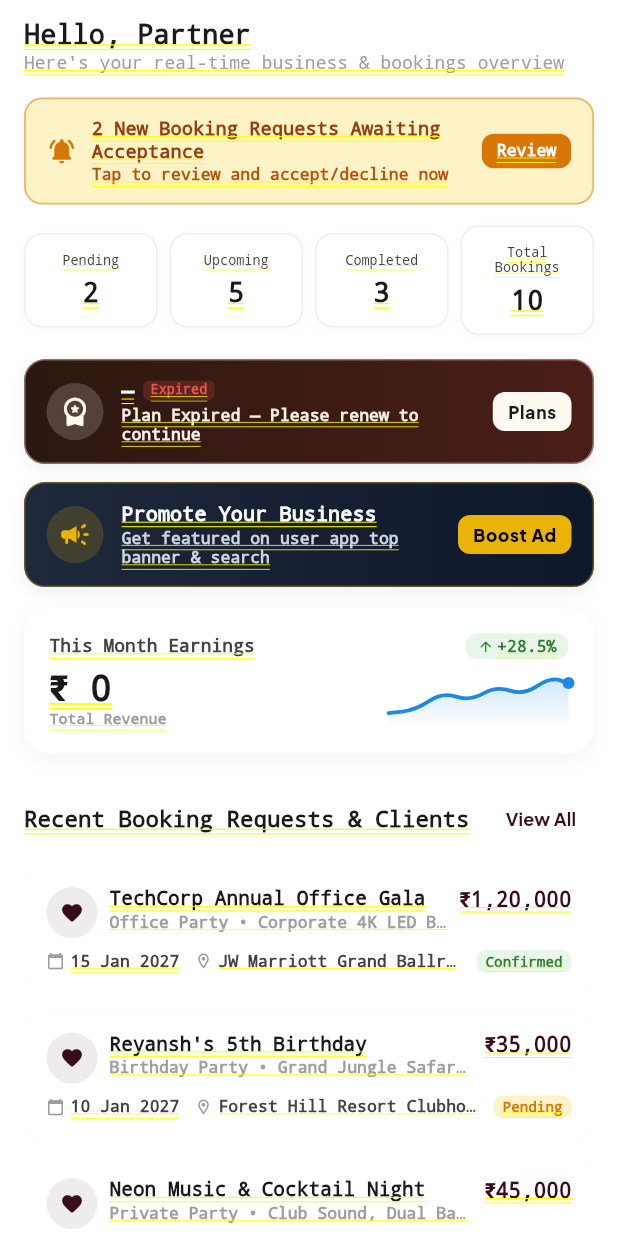
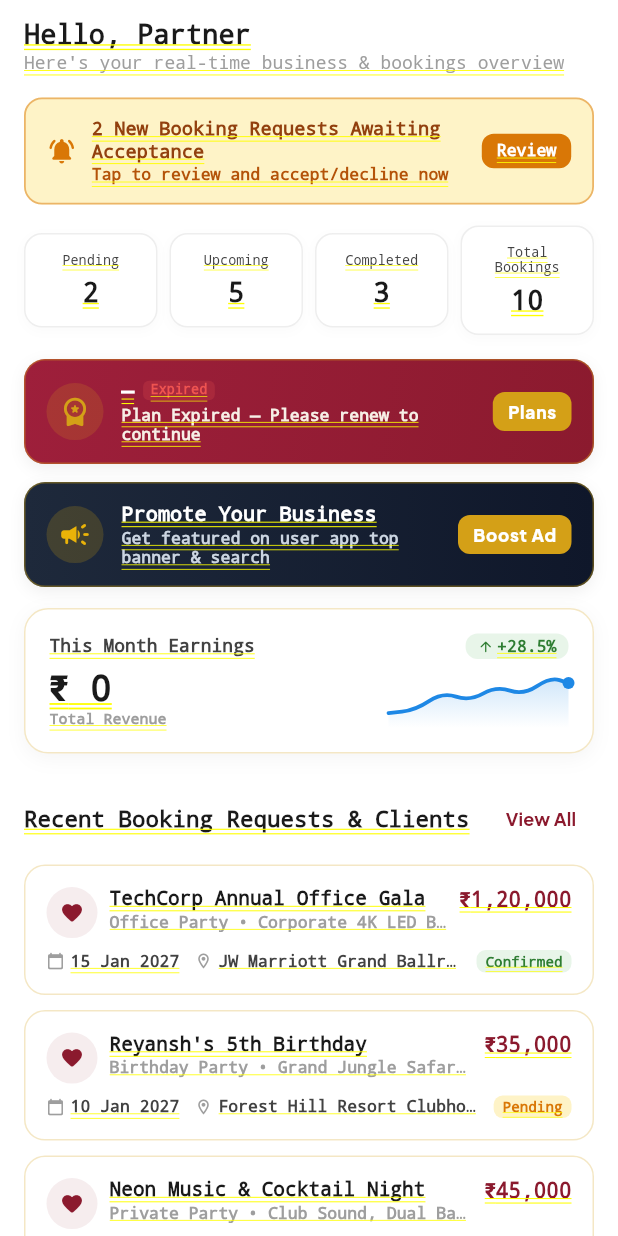
Before and after one commit to rajputjeet/riwaaz, a Flutter app: the VendorDashboardTab screen opened directly, on a phone screen of 412 x 824 dp. Run offline on Flutter 3.47's test engine with Material 3 defaults, Android fonts, the light colour scheme and no system bars; our stand-ins replace cached_network_image, chewie, dio, flutter_widget_from_html_core, get, google_fonts and 3 more; accounts and stored records are empty; network calls fail.

```diff
--- a/lib/core/constants/app_colors.dart
+++ b/lib/core/constants/app_colors.dart
@@ -1,20 +1,20 @@
 import 'package:flutter/material.dart';
 
 class AppColors {
-  // Primary Brand Colors
-  static const Color primary = Color(0xFF380C1D);         // Deep Royal Maroon / Wine (Main Brand)
-  static const Color primaryLight = Color(0xFF5E1B33);    // Lighter Wine
-  static const Color primaryDark = Color(0xFF220510);     // Dark Wine / Burgundy Black
+  // Primary Brand Colors (Deep Royal Maroon / Crimson)
+  static const Color primary = Color(0xFF8B1A2E);         // Deep Royal Maroon / Crimson (Main Brand)
+  static const Color primaryLight = Color(0xFF9E1F3B);    // Vibrant Royal Crimson
+  static const Color primaryDark = Color(0xFF4A0210);     // Deep Royal Crimson Dark
 
-  // Secondary Brand Color (Replaces Yellow/Gold)
-  static const Color secondary = Color(0xFFFFF9F2);       // Soft Warm Ivory (Secondary Brand)
-  static const Color secondaryLight = Color(0xFFFFFFFF);  // Pure White
-  static const Color secondaryDark = Color(0xFFEFE5D8);   // Warm Ivory/Muted Beige
+  // Secondary Brand Color (Rich Royal Wedding Gold)
+  static const Color secondary = Color(0xFFD4A017);       // Royal Indian Wedding Gold
+  static const Color secondaryLight = Color(0xFFF3D088);  // Champagne Gold Highlight
+  static const Color secondaryDark = Color(0xFFB8860B);   // Deep Antique Gold
 
-  // Gold aliases replaced with secondary color (no yellow/gold)
-  static const Color gold = Color(0xFFFFF9F2);            // Secondary Ivory
-  static const Color goldLight = Color(0xFFFFFFFF);       // Ivory Highlight
-  static const Color goldDark = Color(0xFF380C1D);        // Primary Wine for high contrast text/icons
+  // Gold Accents
+  static const Color gold = Color(0xFFD4A017);            // Rich Gold
+  static const Color goldLight = Color(0xFFF3D088);       // Light Gold Highlight
+  static const Color goldDark = Color(0xFFB8860B);        // Deep Antique Gold
 
   // Neutral
   static const Color white = Color(0xFFFFFFFF);
@@ -34,7 +34,7 @@
   static const Color error = Color(0xFFC62828);
 
   // Background
-  static const Color background = Color(0xFFFFF9F2);
+  static const Color background = Color(0xFFFFF8F0);      // Warm Cream / Soft Ivory
   static const Color cardBg = Color(0xFFFFFFFF);
   static const Color surfaceBg = Color(0xFFFAF0E6);
 
@@ -42,24 +42,24 @@
   static const LinearGradient primaryGradient = LinearGradient(
     begin: Alignment.topLeft,
     end: Alignment.bottomRight,
-    colors: [Color(0xFF5E1B33), Color(0xFF380C1D)],
+    colors: [Color(0xFF9E1F3B), Color(0xFF8B1A2E)],
   );
 
   static const LinearGradient secondaryGradient = LinearGradient(
     begin: Alignment.topLeft,
     end: Alignment.bottomRight,
-    colors: [Color(0xFFFFFFFF), Color(0xFFFFF9F2)],
+    colors: [Color(0xFFF3D088), Color(0xFFD4A017), Color(0xFFB8860B)],
   );
 
   static const LinearGradient goldGradient = LinearGradient(
     begin: Alignment.topLeft,
     end: Alignment.bottomRight,
-    colors: [Color(0xFFFFFFFF), Color(0xFFFFF9F2)],
+    colors: [Color(0xFFF3D088), Color(0xFFD4A017), Color(0xFFB8860B)],
   );
 
   static const LinearGradient splashGradient = LinearGradient(
     begin: Alignment.topCenter,
     end: Alignment.bottomCenter,
-    colors: [Color(0xFF5E1B33), Color(0xFF380C1D), Color(0xFF220510)],
+    colors: [Color(0xFF7D001E), Color(0xFF98012A), Color(0xFF4A0210)],
   );
 }
--- a/lib/core/theme/app_theme.dart
+++ b/lib/core/theme/app_theme.dart
@@ -10,7 +10,9 @@
       colorScheme: ColorScheme.fromSeed(
         seedColor: AppColors.primary,
         primary: AppColors.primary,
+        onPrimary: AppColors.white,
         secondary: AppColors.gold,
+        onSecondary: AppColors.white,
         surface: AppColors.background,
         error: AppColors.error,
       ),
--- a/lib/features/dashboard/dashboard_screen.dart
+++ b/lib/features/dashboard/dashboard_screen.dart
@@ -66,7 +66,7 @@
         daysLeft: days,
         hoursLeft: hours,
         minLeft: mins,
-        gradientColors: const [Color(0xFF5E1B33), Color(0xFF380C1D)],
+        gradientColors: const [Color(0xFF9E1F3B), Color(0xFF8B1A2E)],
         icon: Icons.celebration_rounded,
       );
     }).toList();
--- a/lib/features/explore/explore_screen.dart
+++ b/lib/features/explore/explore_screen.dart
@@ -152,7 +152,7 @@
         ),
         boxShadow: [
           BoxShadow(
-            color: const Color(0xFF380C1D).withValues(alpha: 0.06),
+            color: AppColors.primary.withValues(alpha: 0.06),
             blurRadius: 20,
             offset: const Offset(0, 8),
           ),
--- a/lib/features/shell/main_shell.dart
+++ b/lib/features/shell/main_shell.dart
@@ -2975,17 +2975,17 @@
                 child: OutlinedButton.icon(
                   onPressed: () => _openChangePasswordScreen(context),
                   icon: const Icon(Icons.lock_reset_rounded,
-                      color: AppColors.secondary, size: 18),
+                      color: AppColors.primary, size: 18),
                   label: const Text(
                     'Change Password',
                     style: TextStyle(
-                      color: AppColors.secondary,
+                      color: AppColors.primary,
                       fontWeight: FontWeight.w700,
                       fontSize: 14,
                     ),
                   ),
                   style: OutlinedButton.styleFrom(
-                    side: const BorderSide(color: AppColors.secondary, width: 1.2),
+                    side: const BorderSide(color: AppColors.primary, width: 1.2),
                     shape: RoundedRectangleBorder(
                       borderRadius: BorderRadius.circular(12),
                     ),
--- a/lib/features/splash/splash_screen.dart
+++ b/lib/features/splash/splash_screen.dart
@@ -411,14 +411,14 @@
             Text(
               'Get Started',
               style: TextStyle(
-                color: AppColors.primary,
+                color: AppColors.white,
                 fontSize: 17,
                 fontWeight: FontWeight.w700,
                 letterSpacing: 0.5,
               ),
             ),
             SizedBox(width: 8),
-            Icon(Icons.arrow_forward_rounded, color: AppColors.primary, size: 20),
+            Icon(Icons.arrow_forward_rounded, color: AppColors.white, size: 20),
           ],
         ),
       ),
--- a/lib/features/vendor_detail/vendor_detail_screen.dart
+++ b/lib/features/vendor_detail/vendor_detail_screen.dart
@@ -281,9 +281,9 @@
                     begin: Alignment.topCenter,
                     end: Alignment.bottomCenter,
                     colors: [
-                      Color(0xFF6B0F1E),
-                      Color(0xFF8B1A2E),
-                      Color(0xFF5C0F1E),
+                      AppColors.primaryLight,
+                      AppColors.primary,
+                      AppColors.primaryDark,
                     ],
                   ),
                 ),
--- a/lib/features/vendor_panel/vendor_ads_screen.dart
+++ b/lib/features/vendor_panel/vendor_ads_screen.dart
@@ -530,11 +530,7 @@
         width: double.infinity,
         padding: const EdgeInsets.all(18),
         decoration: BoxDecoration(
-          gradient: const LinearGradient(
-            colors: [Color(0xFF2C1810), Color(0xFF6B1D2F)],
-            begin: Alignment.topLeft,
-            end: Alignment.bottomRight,
-          ),
+          gradient: AppColors.primaryGradient,
           borderRadius: BorderRadius.circular(18),
           boxShadow: [
             BoxShadow(
--- a/lib/features/vendor_panel/vendor_dashboard_tab.dart
+++ b/lib/features/vendor_panel/vendor_dashboard_tab.dart
@@ -430,11 +430,7 @@
       width: double.infinity,
       padding: const EdgeInsets.symmetric(horizontal: 14, vertical: 12),
       decoration: BoxDecoration(
-        gradient: const LinearGradient(
-          colors: [Color(0xFF2C1810), Color(0xFF4A1E18)],
-          begin: Alignment.centerLeft,
-          end: Alignment.centerRight,
-        ),
+        gradient: AppColors.primaryGradient,
         borderRadius: BorderRadius.circular(14),
         border: Border.all(color: AppColors.gold.withValues(alpha: 0.4)),
         boxShadow: [
@@ -517,7 +513,7 @@
             ),
             style: ElevatedButton.styleFrom(
               backgroundColor: AppColors.gold,
-              foregroundColor: AppColors.black,
+              foregroundColor: AppColors.white,
               padding:
                   const EdgeInsets.symmetric(horizontal: 10, vertical: 6),
               minimumSize: Size.zero,
@@ -529,7 +525,11 @@
             ),
             child: const Text(
               'Plans',
-              style: TextStyle(fontSize: 11.5, fontWeight: FontWeight.w800),
+              style: TextStyle(
+                fontSize: 11.5,
+                fontWeight: FontWeight.w800,
+                color: AppColors.white,
+              ),
             ),
           ),
         ],
@@ -600,8 +600,8 @@
               FadeScaleRoute(page: const VendorAdsScreen()),
             ),
             style: ElevatedButton.styleFrom(
-              backgroundColor: const Color(0xFFEAB308),
-              foregroundColor: Colors.black,
+              backgroundColor: AppColors.gold,
+              foregroundColor: AppColors.white,
               padding: const EdgeInsets.symmetric(horizontal: 10, vertical: 6),
               minimumSize: Size.zero,
               tapTargetSize: MaterialTapTargetSize.shrinkWrap,
@@ -612,7 +612,11 @@
             ),
             child: const Text(
               'Boost Ad',
-              style: TextStyle(fontSize: 11.5, fontWeight: FontWeight.w800),
+              style: TextStyle(
+                fontSize: 11.5,
+                fontWeight: FontWeight.w800,
+                color: AppColors.white,
+              ),
             ),
           ),
         ],
--- a/lib/features/vendor_panel/vendor_profile_screen.dart
+++ b/lib/features/vendor_panel/vendor_profile_screen.dart
@@ -617,17 +617,17 @@
                               child: OutlinedButton.icon(
                                 onPressed: () => _openChangePasswordScreen(context),
                                 icon: const Icon(Icons.lock_reset_rounded,
-                                    color: AppColors.secondary, size: 18),
+                                    color: AppColors.primary, size: 18),
                                 label: const Text(
                                   'Change Password',
                                   style: TextStyle(
-                                    color: AppColors.secondary,
+                                    color: AppColors.primary,
                                     fontWeight: FontWeight.w700,
                                     fontSize: 14,
                                   ),
                                 ),
                                 style: OutlinedButton.styleFrom(
-                                  side: const BorderSide(color: AppColors.secondary, width: 1.2),
+                                  side: const BorderSide(color: AppColors.primary, width: 1.2),
                                   shape: RoundedRectangleBorder(
                                     borderRadius: BorderRadius.circular(12),
                                   ),
--- a/lib/features/vendor_panel/vendor_shell.dart
+++ b/lib/features/vendor_panel/vendor_shell.dart
@@ -214,7 +214,7 @@
         badgeText = 'DECLINED';
         subtitle = 'Your verification needs updates. Tap to review & resubmit.';
         iconData = Icons.error_outline_rounded;
-        gradientColors = const [Color(0xFF330C12), Color(0xFF1F050A)];
+        gradientColors = const [AppColors.primaryDark, Color(0xFF1F050A)];
       } else if (isUnderReview) {
         borderColor = const Color(0xFFF59E0B).withValues(alpha: 0.5);
         iconBgColor = const Color(0xFFF59E0B).withValues(alpha: 0.18);
--- a/lib/features/vendor_panel/vendor_subscription_plan_screen.dart
+++ b/lib/features/vendor_panel/vendor_subscription_plan_screen.dart
@@ -1021,11 +1021,7 @@
       width: double.infinity,
       padding: const EdgeInsets.all(16),
       decoration: BoxDecoration(
-        gradient: const LinearGradient(
-          colors: [Color(0xFF8B1A2E), Color(0xFF6A1021)],
-          begin: Alignment.topLeft,
-          end: Alignment.bottomRight,
-        ),
+        gradient: AppColors.primaryGradient,
         borderRadius: BorderRadius.circular(18),
         boxShadow: [
           BoxShadow(
--- a/lib/features/vendor_panel/vendor_verification_screen.dart
+++ b/lib/features/vendor_panel/vendor_verification_screen.dart
@@ -78,11 +78,7 @@
                   width: double.infinity,
                   padding: const EdgeInsets.all(22),
                   decoration: BoxDecoration(
-                    gradient: const LinearGradient(
-                      colors: [AppColors.primary, Color(0xFF6B1D28)],
-                      begin: Alignment.topLeft,
-                      end: Alignment.bottomRight,
-                    ),
+                    gradient: AppColors.primaryGradient,
                     borderRadius: BorderRadius.circular(20),
                     boxShadow: [
                       BoxShadow(
--- a/lib/features/vendor_registration/vendor_welcome_screen.dart
+++ b/lib/features/vendor_registration/vendor_welcome_screen.dart
@@ -561,12 +561,12 @@
                       style: TextStyle(
                         fontSize: 14,
                         fontWeight: FontWeight.w700,
-                        color: AppColors.black,
+                        color: AppColors.white,
                       ),
                     ),
                     SizedBox(width: 6),
                     Icon(Icons.arrow_forward_rounded,
-                        color: AppColors.black, size: 16),
+                        color: AppColors.white, size: 16),
                   ],
                 ),
               ),
```
Also changed, not shown: lib/features/auth/unified_login_screen.dart (+8 -8 lines), lib/features/service_listing/service_listing_screen.dart (+6 -10 lines).
